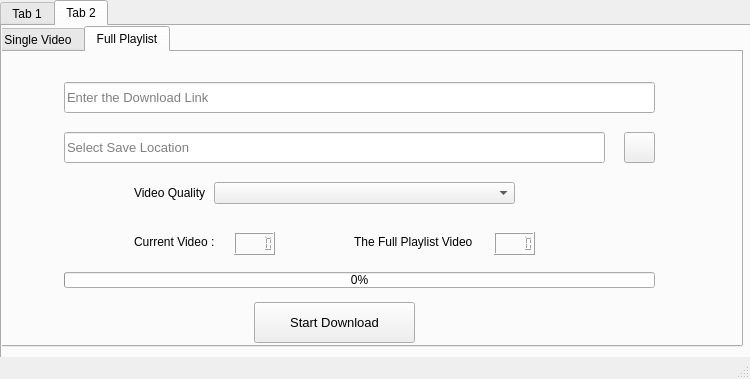
Before: the Qt Designer form main.ui in gautamsood15/download_manager, drawn with Qt 5.
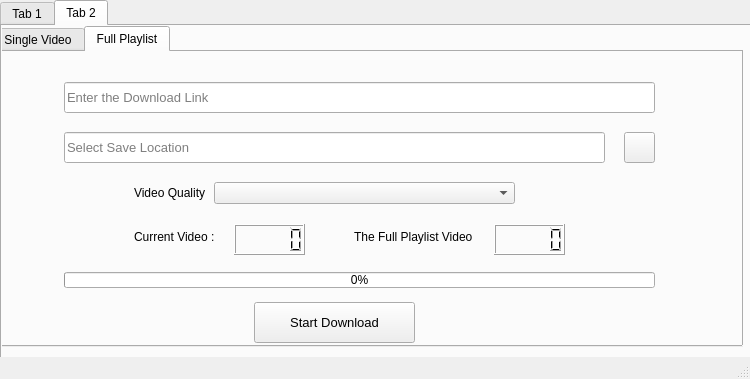
After: the same form once the commit is applied. The open tabs and pages were chosen to show the change. Icons and pictures are not drawn.

Commit message: adding full playlist number of videos fXN

What changed in the file:
```diff
--- a/main.ui
+++ b/main.ui
@@ -358,32 +358,32 @@
          <number>0</number>
         </property>
        </widget>
-       <widget class="QPushButton" name="pushButton_7">
-        <property name="geometry">
-         <rect>
-          <x>630</x>
-          <y>80</y>
-          <width>31</width>
-          <height>31</height>
-         </rect>
-        </property>
-        <property name="text">
-         <string/>
-        </property>
-        <property name="icon">
-         <iconset resource="photo.qrc">
-          <normaloff>:/icons/browse_icon.png</normaloff>:/icons/browse_icon.png</iconset>
-        </property>
-        <property name="iconSize">
-         <size>
-          <width>26</width>
-          <height>26</height>
-         </size>
-        </property>
-       </widget>
        <widget class="QPushButton" name="pushButton_8">
         <property name="geometry">
          <rect>
+          <x>630</x>
+          <y>80</y>
+          <width>31</width>
+          <height>31</height>
+         </rect>
+        </property>
+        <property name="text">
+         <string/>
+        </property>
+        <property name="icon">
+         <iconset resource="photo.qrc">
+          <normaloff>:/icons/browse_icon.png</normaloff>:/icons/browse_icon.png</iconset>
+        </property>
+        <property name="iconSize">
+         <size>
+          <width>26</width>
+          <height>26</height>
+         </size>
+        </property>
+       </widget>
+       <widget class="QPushButton" name="pushButton_7">
+        <property name="geometry">
+         <rect>
           <x>260</x>
           <y>250</y>
           <width>161</width>
@@ -433,9 +433,9 @@
         <property name="geometry">
          <rect>
           <x>140</x>
-          <y>180</y>
+          <y>169</y>
           <width>81</width>
-          <height>20</height>
+          <height>31</height>
          </rect>
         </property>
         <property name="font">
@@ -452,9 +452,9 @@
         <property name="geometry">
          <rect>
           <x>360</x>
-          <y>180</y>
+          <y>169</y>
           <width>121</width>
-          <height>20</height>
+          <height>31</height>
          </rect>
         </property>
         <property name="font">
@@ -471,9 +471,9 @@
         <property name="geometry">
          <rect>
           <x>240</x>
-          <y>180</y>
-          <width>41</width>
-          <height>23</height>
+          <y>172</y>
+          <width>71</width>
+          <height>31</height>
          </rect>
         </property>
        </widget>
@@ -481,11 +481,14 @@
         <property name="geometry">
          <rect>
           <x>500</x>
-          <y>180</y>
-          <width>41</width>
-          <height>23</height>
+          <y>172</y>
+          <width>71</width>
+          <height>31</height>
          </rect>
         </property>
+        <property name="styleSheet">
+         <string notr="true">color : rgb(0, 0, 0)</string>
+        </property>
        </widget>
       </widget>
      </widget>
```
Left out of the diff: 2 changed lines with no effect on the pictures. The commit also changes 1 other file.
